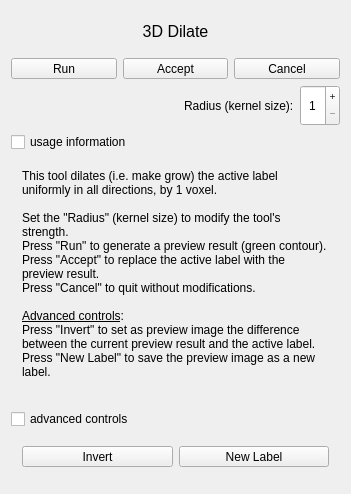
Before: the Qt Designer form Modules/SegmentationUI/Qmitk/QmitkDilateTool3DGUIControls.ui in MITK/MITK, drawn with Qt 5.
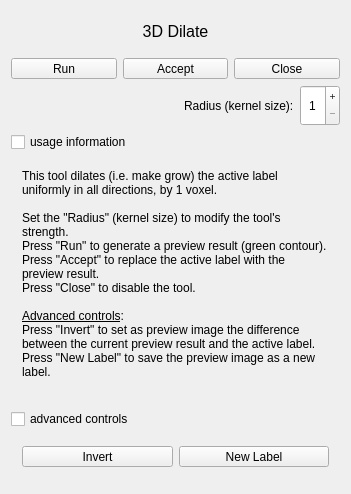
After: the same form once the commit is applied. Icons and pictures are not drawn.

Commit message: enabled the otsu tool for automatic multiple thresholding

What changed in the file:
```diff
--- a/Modules/SegmentationUI/Qmitk/QmitkDilateTool3DGUIControls.ui
+++ b/Modules/SegmentationUI/Qmitk/QmitkDilateTool3DGUIControls.ui
@@ -143,7 +143,7 @@
         <string>Quit without doing any modification</string>
        </property>
        <property name="text">
-        <string>Cancel</string>
+        <string>Close</string>
        </property>
        <property name="icon">
         <iconset resource="../resources/SegmentationUI.qrc">
@@ -272,7 +272,7 @@
 &lt;p style=&quot; margin-top:0px; margin-bottom:0px; margin-left:0px; margin-right:0px; -qt-block-indent:0; text-indent:0px;&quot;&gt;&lt;span style=&quot; font-family:'Sans'; font-size:9pt;&quot;&gt;Set the &amp;quot;Radius&amp;quot; (kernel size) to modify the tool's strength.&lt;/span&gt;&lt;/p&gt;
 &lt;p style=&quot; margin-top:0px; margin-bottom:0px; margin-left:0px; margin-right:0px; -qt-block-indent:0; text-indent:0px;&quot;&gt;&lt;span style=&quot; font-family:'Sans'; font-size:9pt;&quot;&gt;Press &amp;quot;Run&amp;quot; to generate a preview result (green contour).&lt;/span&gt;&lt;/p&gt;
 &lt;p style=&quot; margin-top:0px; margin-bottom:0px; margin-left:0px; margin-right:0px; -qt-block-indent:0; text-indent:0px;&quot;&gt;&lt;span style=&quot; font-family:'Sans'; font-size:9pt;&quot;&gt;Press &amp;quot;Accept&amp;quot; to replace the active label with the preview result.&lt;/span&gt;&lt;/p&gt;
-&lt;p style=&quot; margin-top:0px; margin-bottom:0px; margin-left:0px; margin-right:0px; -qt-block-indent:0; text-indent:0px;&quot;&gt;&lt;span style=&quot; font-family:'Sans'; font-size:9pt;&quot;&gt;Press &amp;quot;Cancel&amp;quot; to quit without modifications.&lt;/span&gt;&lt;/p&gt;
+&lt;p style=&quot; margin-top:0px; margin-bottom:0px; margin-left:0px; margin-right:0px; -qt-block-indent:0; text-indent:0px;&quot;&gt;&lt;span style=&quot; font-family:'Sans'; font-size:9pt;&quot;&gt;Press &amp;quot;Close&amp;quot; to disable the tool.&lt;/span&gt;&lt;/p&gt;
 &lt;p style=&quot;-qt-paragraph-type:empty; margin-top:0px; margin-bottom:0px; margin-left:0px; margin-right:0px; -qt-block-indent:0; text-indent:0px; font-family:'Sans'; font-size:9pt;&quot;&gt;&lt;br /&gt;&lt;/p&gt;
 &lt;p style=&quot; margin-top:0px; margin-bottom:0px; margin-left:0px; margin-right:0px; -qt-block-indent:0; text-indent:0px;&quot;&gt;&lt;span style=&quot; font-family:'Sans'; font-size:9pt; text-decoration: underline;&quot;&gt;Advanced controls&lt;/span&gt;&lt;span style=&quot; font-family:'Sans'; font-size:9pt;&quot;&gt;: &lt;/span&gt;&lt;/p&gt;
 &lt;p style=&quot; margin-top:0px; margin-bottom:0px; margin-left:0px; margin-right:0px; -qt-block-indent:0; text-indent:0px;&quot;&gt;&lt;span style=&quot; font-family:'Sans'; font-size:9pt;&quot;&gt;Press &amp;quot;Invert&amp;quot; to set as preview image the difference between the current preview result and the active label.&lt;/span&gt;&lt;/p&gt;
```
The commit also changes 21 other files.
